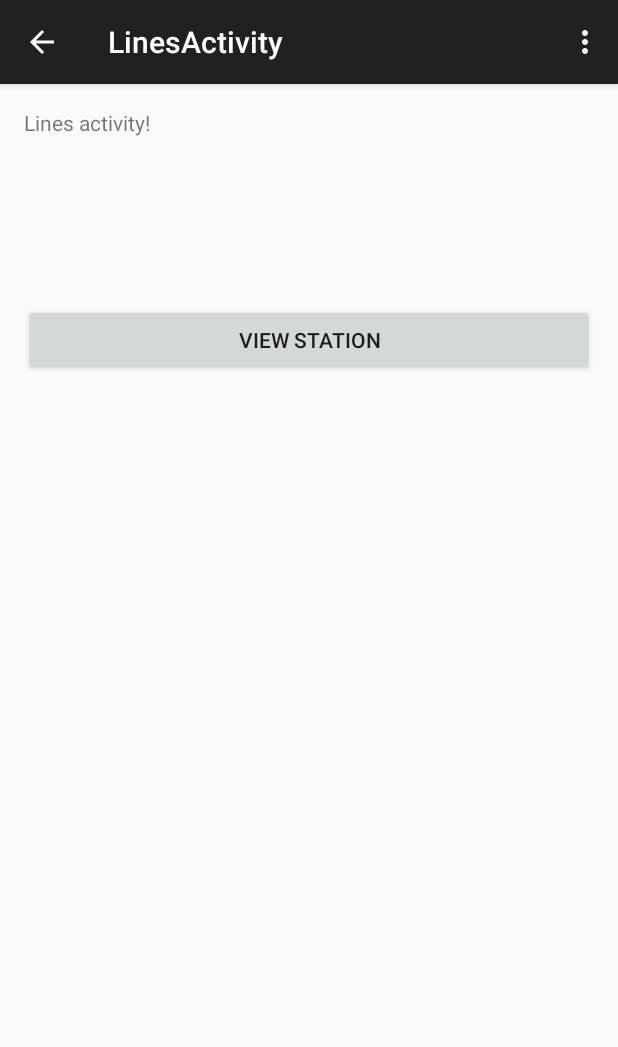
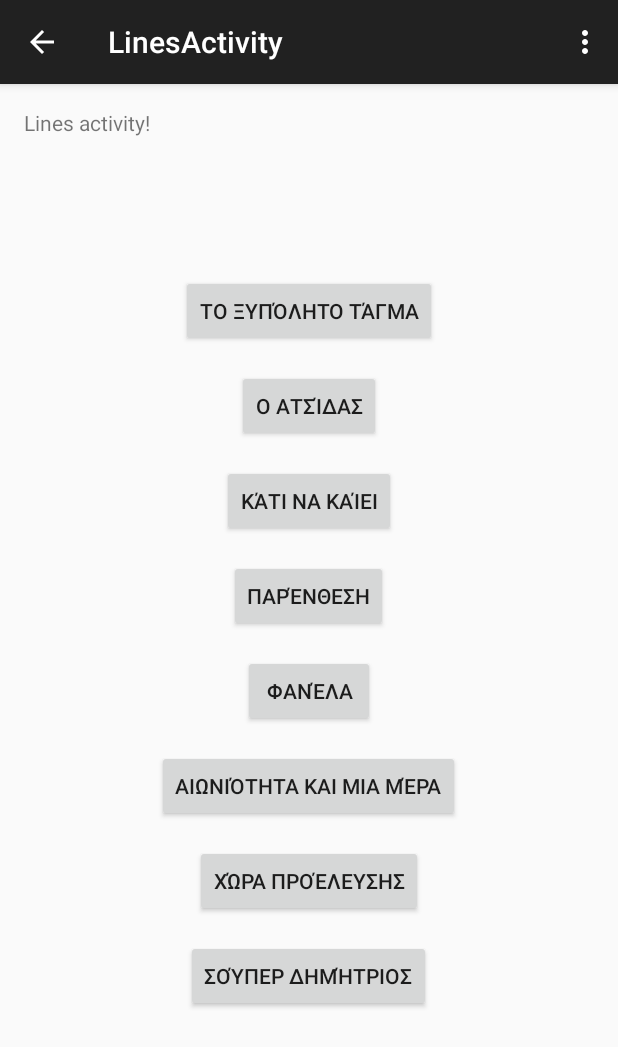
Before and after one commit to OSWINDS/CineMetro, an Android app: the LinesActivity screen opened directly, with no data from a screen before it, on a phone screen of 412 x 824 dp. Shown: the top 1047 px of the screen. Run offline under Robolectric (Android 15) with nearby library versions, the phone set to English and light mode, and no system bars.

Commit message:
ena error

```diff
--- a/app/src/main/java/cinemetroproject/cinemetro/LinesActivity.java
+++ b/app/src/main/java/cinemetroproject/cinemetro/LinesActivity.java
@@ -17,7 +17,7 @@ public class LinesActivity extends ActionBarActivity {
         super.onCreate(savedInstanceState);
         setContentView(R.layout.activity_lines);
 
-        Button stationButton = (Button) findViewById(R.id.view_station_button);
+        Button stationButton = (Button) findViewById(R.id.station1);
         stationButton.setOnClickListener(stationButtonOnClickListener);
     }
 
--- a/app/src/main/java/cinemetroproject/cinemetro/ViewStation.java
+++ b/app/src/main/java/cinemetroproject/cinemetro/ViewStation.java
@@ -41,7 +41,8 @@ public class ViewStation extends ActionBarActivity {
         imageMovie.setImageResource(R.drawable.image_08);
 
         textViewTitle =(TextView)findViewById(R.id.titleYear);
-        textViewTitle.setText("Ατσίδας 1961 \n");
+        // ------------->>>>>>>>>>>>>>>>>>> edwwwwwwwwwwwwwwwwwwwwwww
+        textViewTitle.setText(dbAdapter.getInstance().getMovieByStation(1).getTitle());
 
         textViewDirector = (TextView)findViewById(R.id.director);
         textViewDirector.setText("Σκηνοθεσία: Γιάννης Δαλιανίδης \n");
--- a/app/src/main/java/cinemetroproject/cinemetro/dbHelper.java
+++ b/app/src/main/java/cinemetroproject/cinemetro/dbHelper.java
@@ -30,6 +30,7 @@ public class dbHelper extends SQLiteOpenHelper {
     @Override
     public void onCreate(SQLiteDatabase db) {
         String query;
+
 
         // SQL statement to create table route
         query = "CREATE TABLE IF NOT EXISTS route ( " +
--- a/app/src/main/res/layout/activity_lines.xml
+++ b/app/src/main/res/layout/activity_lines.xml
@@ -14,16 +14,122 @@
         android:layout_height="wrap_content"
         android:id="@+id/textView" />
 
+    <ScrollView
+        android:layout_width="fill_parent"
+        android:layout_height="fill_parent" >
+
+        <LinearLayout
+            android:layout_width="fill_parent"
+            android:layout_height="wrap_content"
+            android:orientation="vertical" >
+
             <Button
                 android:layout_width="wrap_content"
                 android:layout_height="wrap_content"
-        android:text="View Station"
-        android:id="@+id/view_station_button"
+                android:text="Το Ξυπόλητο Τάγμα"
+                android:id="@+id/station1"
                 android:layout_below="@+id/textView"
                 android:layout_alignParentLeft="true"
                 android:layout_alignParentStart="true"
                 android:layout_marginTop="111dp"
+                android:layout_gravity="center_horizontal"
                 android:layout_alignParentRight="true"
                 android:layout_alignParentEnd="true" />
 
+            <Button
+                android:layout_width="wrap_content"
+                android:layout_height="wrap_content"
+                android:text="Ο Ατσίδας"
+                android:id="@+id/station2"
+                android:layout_below="@+id/textView"
+                android:layout_alignParentLeft="true"
+                android:layout_alignParentStart="true"
+                android:layout_marginTop="15dp"
+                android:layout_gravity="center_horizontal"
+                android:layout_alignParentRight="true"
+                android:layout_alignParentEnd="true" />
+
+            <Button
+                android:layout_width="wrap_content"
+                android:layout_height="wrap_content"
+                android:text="Κάτι να καίει"
+                android:id="@+id/station3"
+                android:layout_below="@+id/textView"
+                android:layout_alignParentLeft="true"
+                android:layout_alignParentStart="true"
+                android:layout_marginTop="15dp"
+                android:layout_gravity="center_horizontal"
+                android:layout_alignParentRight="true"
+                android:layout_alignParentEnd="true" />
+
+            <Button
+                android:layout_width="wrap_content"
+                android:layout_height="wrap_content"
+                android:text="Παρένθεση"
+                android:id="@+id/station4"
+                android:layout_below="@+id/textView"
+                android:layout_alignParentLeft="true"
+                android:layout_alignParentStart="true"
+                android:layout_marginTop="15dp"
+                android:layout_gravity="center_horizontal"
+                android:layout_alignParentRight="true"
+                android:layout_alignParentEnd="true" />
+
+            <Button
+                android:layout_width="wrap_content"
+                android:layout_height="wrap_content"
+                android:text="Φανέλα"
+                android:id="@+id/station5"
+                android:layout_below="@+id/textView"
+                android:layout_alignParentLeft="true"
+                android:layout_alignParentStart="true"
+                android:layout_marginTop="15dp"
+                android:layout_gravity="center_horizontal"
+                android:layout_alignParentRight="true"
+                android:layout_alignParentEnd="true" />
+
+            <Button
+                android:layout_width="wrap_content"
+                android:layout_height="wrap_content"
+                android:text="Αιωνιότητα και μια μέρα"
+                android:id="@+id/station6"
+                android:layout_below="@+id/textView"
+                android:layout_alignParentLeft="true"
+                android:layout_alignParentStart="true"
+                android:layout_marginTop="15dp"
+                android:layout_gravity="center_horizontal"
+                android:layout_alignParentRight="true"
+                android:layout_alignParentEnd="true" />
+
+            <Button
+                android:layout_width="wrap_content"
+                android:layout_height="wrap_content"
+                android:text="Χώρα Προέλευσης"
+                android:id="@+id/station7"
+                android:layout_below="@+id/textView"
+                android:layout_alignParentLeft="true"
+                android:layout_alignParentStart="true"
+                android:layout_marginTop="15dp"
+                android:layout_gravity="center_horizontal"
+                android:layout_alignParentRight="true"
+                android:layout_alignParentEnd="true" />
+
+            <Button
+                android:layout_width="wrap_content"
+                android:layout_height="wrap_content"
+                android:text="Σούπερ Δημήτριος"
+                android:id="@+id/station8"
+                android:layout_below="@+id/textView"
+                android:layout_alignParentLeft="true"
+                android:layout_alignParentStart="true"
+                android:layout_marginTop="15dp"
+                android:layout_gravity="center_horizontal"
+                android:layout_alignParentRight="true"
+                android:layout_alignParentEnd="true" />
+
+
+
+        </LinearLayout>
+    </ScrollView>
+
 </RelativeLayout>
```
Also changed, not shown: app/src/main/res/drawable-hdpi/pressed.png. Lines whose indentation alone changed are shown as unchanged.
